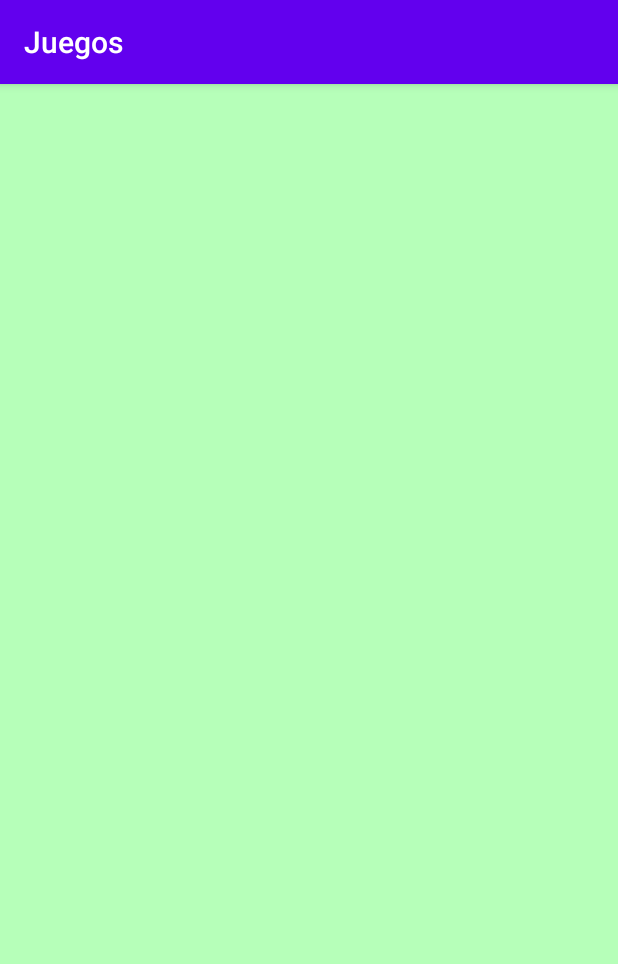
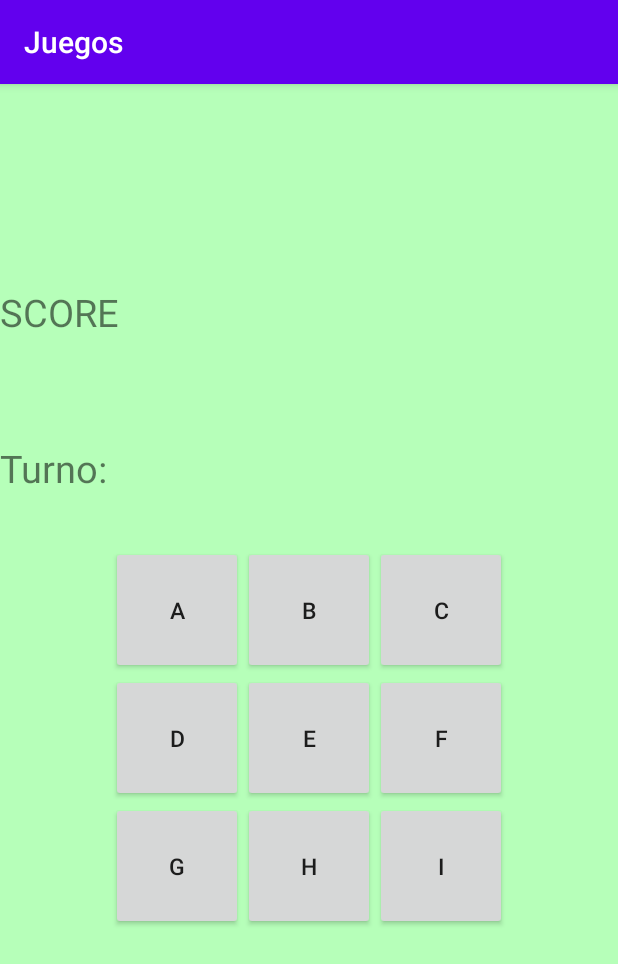
Before and after one commit to Cristhian-Sierra/Juegos_Prog_Comp, an Android app: the Memoria screen opened directly, with no data from a screen before it, on a phone screen of 412 x 824 dp. Shown: the top 964 px of the screen. Run offline under Robolectric (Android 15) with nearby library versions, the phone set to English and light mode, and no system bars.

Commit message:
Diseño Memory

```diff
--- a/app/src/main/java/com/example/juegos/Opciones.java
+++ b/app/src/main/java/com/example/juegos/Opciones.java
@@ -50,8 +50,7 @@ public class Opciones extends AppCompatActivity {
                   String itemValue = (String) listView.getItemAtPosition(posicion);
                   switch (posicion) {
                       case 0:
-                          intent = new
-                                  Intent(getApplicationContext(), Memoria.class);
+                          intent = new Intent(getApplicationContext(), Memoria.class);
 
                           break;
                       case 1:
--- a/app/src/main/res/layout/activity_memoria.xml
+++ b/app/src/main/res/layout/activity_memoria.xml
@@ -1,10 +1,145 @@
 <?xml version="1.0" encoding="utf-8"?>
-<androidx.constraintlayout.widget.ConstraintLayout xmlns:android="http://schemas.android.com/apk/res/android"
-    xmlns:app="http://schemas.android.com/apk/res-auto"
-    xmlns:tools="http://schemas.android.com/tools"
-    android:layout_width="match_parent"
+<LinearLayout
+    xmlns:android="http://schemas.android.com/apk/res/android"
+    android:orientation="vertical"
+    android:layout_width="fill_parent"
     android:layout_height="match_parent"
     android:background="#B6FFB9"
-    tools:context=".Memoria">
+    android:gravity="center">
 
-</androidx.constraintlayout.widget.ConstraintLayout>
+    <TextView
+        android:layout_width="match_parent"
+        android:layout_height="wrap_content"
+        android:textSize="25dp"
+        android:text="SCORE " />
+    <TextView
+        android:id="@+id/scorej1"
+        android:layout_width="match_parent"
+        android:layout_height="wrap_content"
+        android:textSize="25dp"
+        android:text="" />
+    <TextView
+        android:id="@+id/scorej2"
+        android:layout_width="match_parent"
+        android:layout_height="wrap_content"
+        android:textSize="25dp"
+        android:text="" />
+
+    <TextView
+    android:layout_width="match_parent"
+    android:layout_height="wrap_content"
+    android:textSize="25dp"
+    android:text="Turno: " />
+    <TextView
+        android:id="@+id/turno"
+        android:layout_width="match_parent"
+        android:layout_height="wrap_content"
+        android:textSize="25dp"
+        android:text="" />
+
+    <GridLayout
+        android:layout_width="wrap_content"
+        android:layout_height="wrap_content"
+        android:layout_gravity="center"
+        android:columnCount="3"
+        android:orientation="horizontal" >
+
+        <Button
+            android:id="@+id/BotonA"
+            android:layout_width="wrap_content"
+            android:layout_height="wrap_content"
+            android:padding="32dp"
+            android:text="A"
+            android:textSize="15dp">
+
+        </Button>
+        <Button
+            android:id="@+id/BotonB"
+            android:layout_width="wrap_content"
+            android:layout_height="wrap_content"
+            android:padding="32dp"
+            android:text="B"
+            android:textSize="15dp">
+
+        </Button>
+        <Button
+            android:id="@+id/BotonC"
+            android:layout_width="wrap_content"
+            android:layout_height="wrap_content"
+            android:padding="32dp"
+            android:text="C"
+            android:textSize="15dp">
+
+        </Button>
+        <Button
+            android:id="@+id/BotonD"
+            android:layout_width="wrap_content"
+            android:layout_height="wrap_content"
+            android:padding="32dp"
+            android:text="D"
+            android:textSize="15dp">
+
+        </Button>
+        <Button
+            android:id="@+id/BotonE"
+            android:layout_width="wrap_content"
+            android:layout_height="wrap_content"
+            android:padding="32dp"
+            android:text="E"
+            android:textSize="15dp">
+
+        </Button>
+        <Button
+            android:id="@+id/BotonF"
+            android:layout_width="wrap_content"
+            android:layout_height="wrap_content"
+            android:padding="32dp"
+            android:text="F"
+            android:textSize="15dp">
+
+        </Button>
+        <Button
+            android:id="@+id/BotonG"
+            android:layout_width="wrap_content"
+            android:layout_height="wrap_content"
+            android:padding="32dp"
+            android:text="G"
+            android:textSize="15dp">
+
+        </Button>
+        <Button
+            android:id="@+id/BotonH"
+            android:layout_width="wrap_content"
+            android:layout_height="wrap_content"
+            android:padding="32dp"
+            android:text="H"
+            android:textSize="15dp">
+
+        </Button>
+        <Button
+            android:id="@+id/BotonI"
+            android:layout_width="wrap_content"
+            android:layout_height="wrap_content"
+            android:padding="32dp"
+            android:text="I"
+            android:textSize="15dp">
+
+        </Button>
+
+    </GridLayout>
+
+    <TextView
+        android:id="@+id/letrasj1"
+        android:layout_width="match_parent"
+        android:layout_height="wrap_content"
+        android:textSize="25dp"
+        android:text="" />
+    <TextView
+        android:id="@+id/letrasj2"
+        android:layout_width="match_parent"
+        android:layout_height="wrap_content"
+        android:textSize="25dp"
+        android:text="" />
+
+
+</LinearLayout>
```
Also changed, not shown: 1 other file.
